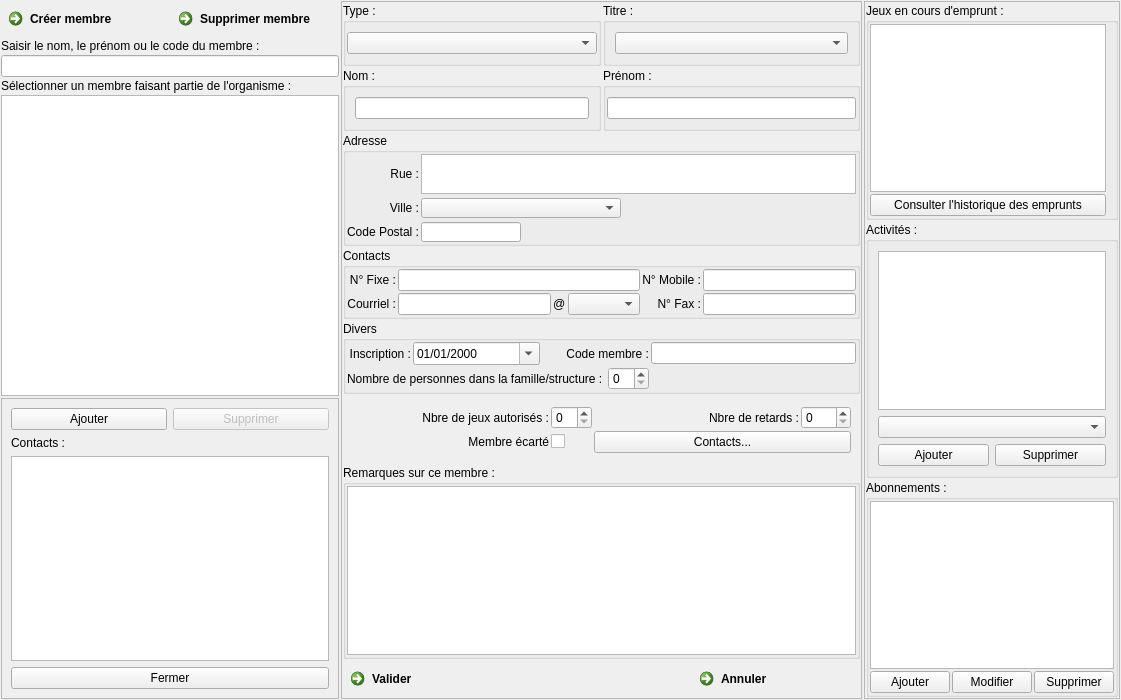
Before: the Qt Designer form f_membres.ui in nivhg/ludopen, drawn with Qt 5.
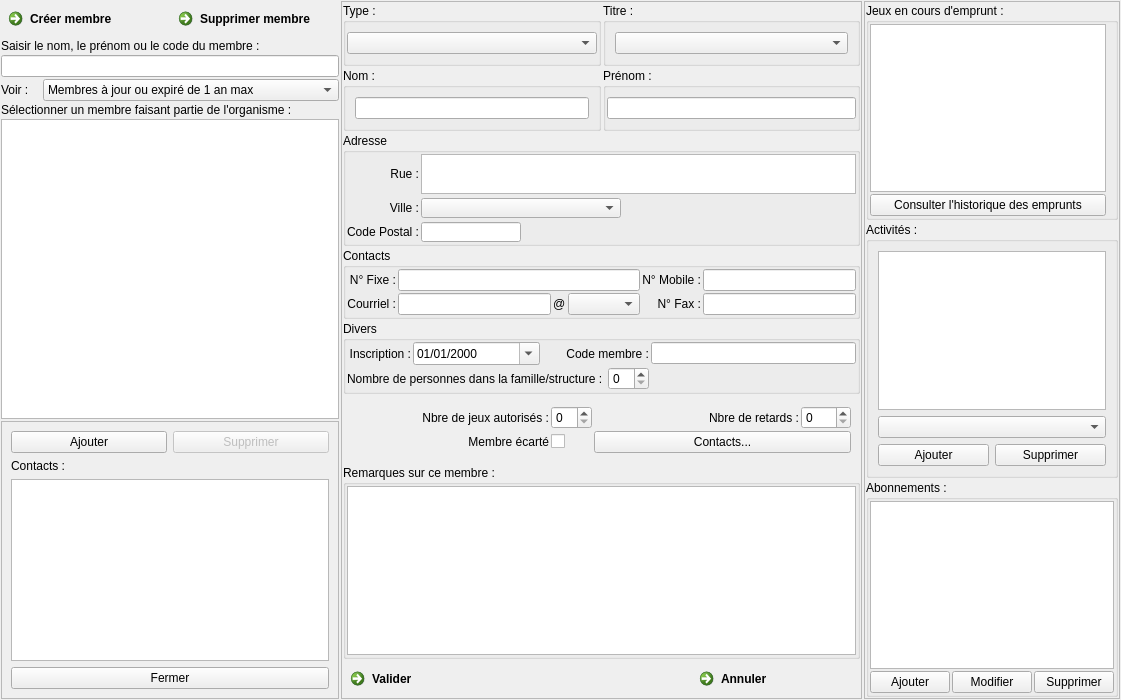
After: the same form once the commit is applied. Icons and pictures are not drawn.

```diff
--- a/f_membres.ui
+++ b/f_membres.ui
@@ -2451,7 +2451,7 @@
      <item row="11" column="0" rowspan="3" colspan="3">
       <layout class="QGridLayout" name="Gl_Associes"/>
      </item>
-     <item row="8" column="0" colspan="3">
+     <item row="11" column="0" colspan="3">
       <widget class="QTableView" name="TbW_Recherche">
        <property name="minimumSize">
         <size>
@@ -2476,7 +2476,7 @@
      <item row="5" column="0" rowspan="2" colspan="3">
       <widget class="QLineEdit" name="LE_Nom"/>
      </item>
-     <item row="10" column="0" colspan="3">
+     <item row="13" column="0" colspan="3">
       <widget class="QFrame" name="Fr_Associes">
        <property name="frameShape">
         <enum>QFrame::StyledPanel</enum>
@@ -2543,13 +2543,54 @@
        </layout>
       </widget>
      </item>
-     <item row="7" column="0" colspan="3">
+     <item row="10" column="0" colspan="3">
       <widget class="QLabel" name="Lb_Associes">
        <property name="text">
         <string>Sélectionner un membre faisant partie de l'organisme :</string>
        </property>
       </widget>
      </item>
+     <item row="8" column="0" colspan="3">
+      <layout class="QHBoxLayout" name="horizontalLayout_4">
+       <item>
+        <widget class="QLabel" name="label">
+         <property name="maximumSize">
+          <size>
+           <width>40</width>
+           <height>16777215</height>
+          </size>
+         </property>
+         <property name="text">
+          <string>Voir :</string>
+         </property>
+        </widget>
+       </item>
+       <item>
+        <widget class="QComboBox" name="comboBox">
+         <item>
+          <property name="text">
+           <string>Membres à jour ou expiré de 1 an max</string>
+          </property>
+         </item>
+         <item>
+          <property name="text">
+           <string>Membres avec adhésion expirée &gt; 1 an</string>
+          </property>
+         </item>
+         <item>
+          <property name="text">
+           <string>Membres sans adhésion</string>
+          </property>
+         </item>
+         <item>
+          <property name="text">
+           <string>Membres associés à une collectivité</string>
+          </property>
+         </item>
+        </widget>
+       </item>
+      </layout>
+     </item>
     </layout>
    </item>
   </layout>
```
Left out of the diff: 2 changed lines with no effect on the pictures.
